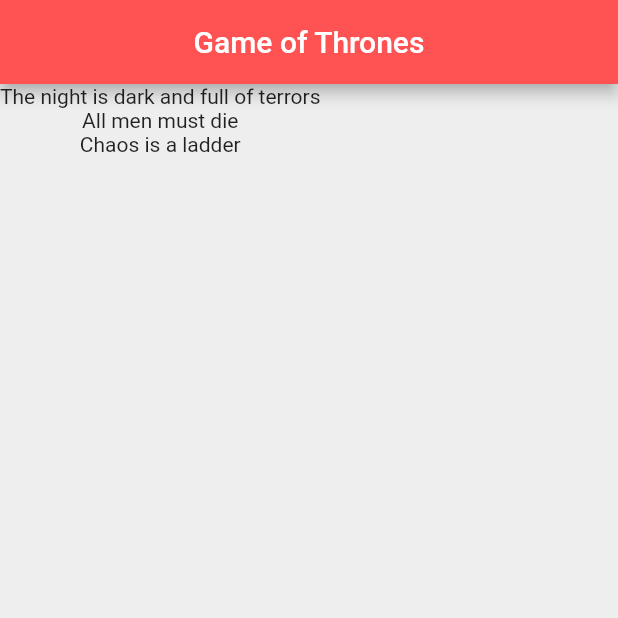
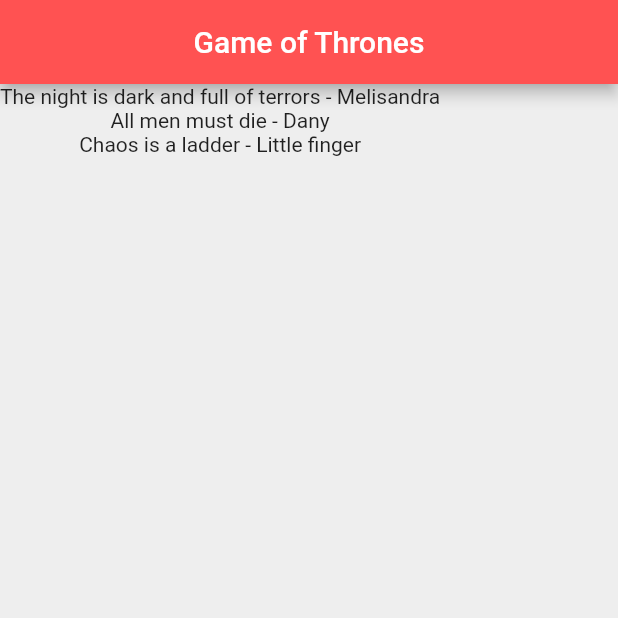
Before and after one commit to wernerCST/listdata, a Flutter app: the screen it shows after launch, on a phone screen of 412 x 824 dp, the top half of it. Run offline on Flutter 3.47's test engine with Material 2 defaults, Android fonts, the phone set to English and light mode, and no system bars.

Commit message:
basic class made and display object content in a list view

```diff
--- a/lib/main.dart
+++ b/lib/main.dart
@@ -1,4 +1,5 @@
 import 'package:flutter/material.dart';
+import 'quote.dart';
 
 void main() => runApp(MaterialApp(
   home: QuoteList(),
@@ -10,10 +11,10 @@ class QuoteList extends StatefulWidget {
 }
 
 class _QuoteListState extends State<QuoteList> {
-  List<String> quotes = [
-    "The night is dark and full of terrors",
-    "All men must die",
-    "Chaos is a ladder"];
+  List<Quote> quotes = [
+    Quote(character: 'Melisandra', text: 'The night is dark and full of terrors'),
+    Quote(character: 'Dany', text: 'All men must die'),
+    Quote(character: 'Little finger', text: 'Chaos is a ladder'),];
   @override
   Widget build(BuildContext context) {
     return Scaffold(
@@ -24,7 +25,8 @@ class _QuoteListState extends State<QuoteList> {
         backgroundColor: Colors.redAccent,
       ),
       body: Column(
-        children: quotes.map((quotes) => Text(quotes)).toList(),
+        children: quotes.map((quotes) => Text(
+            '${quotes.text} - ${quotes.character}')).toList(),
       ),
     );
   }
--- /dev/null
+++ b/lib/quote.dart
@@ -0,0 +1,6 @@
+class Quote {
+  String text;
+  String character;
+
+  Quote ({this.text, this.character});
+}
```
